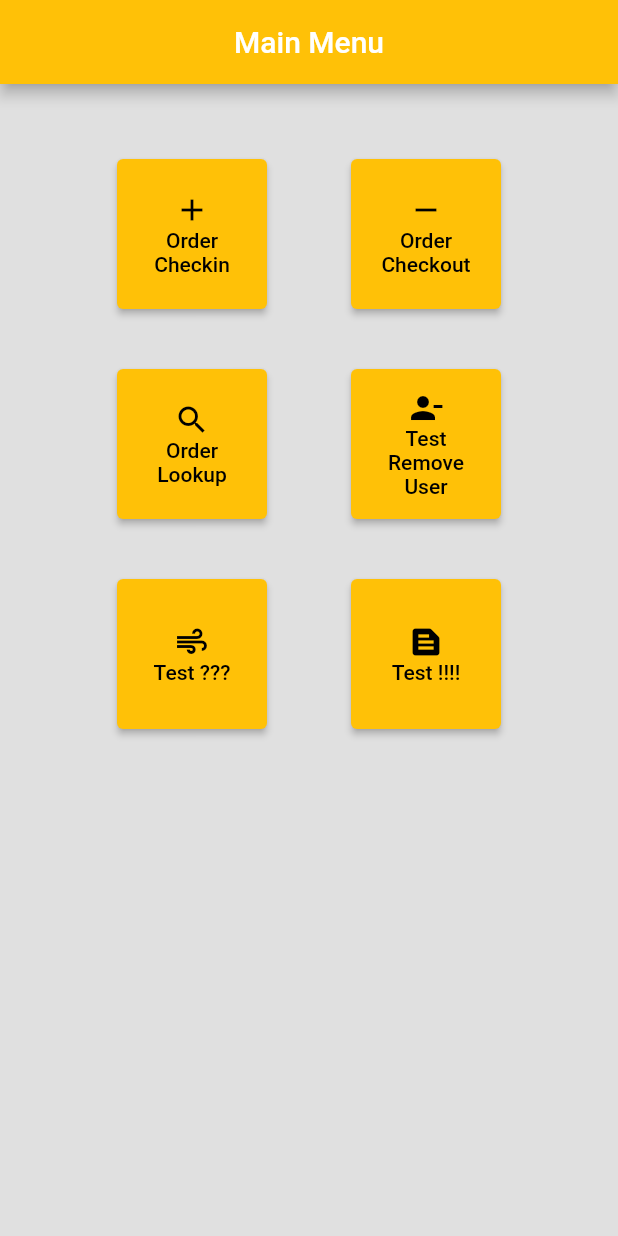
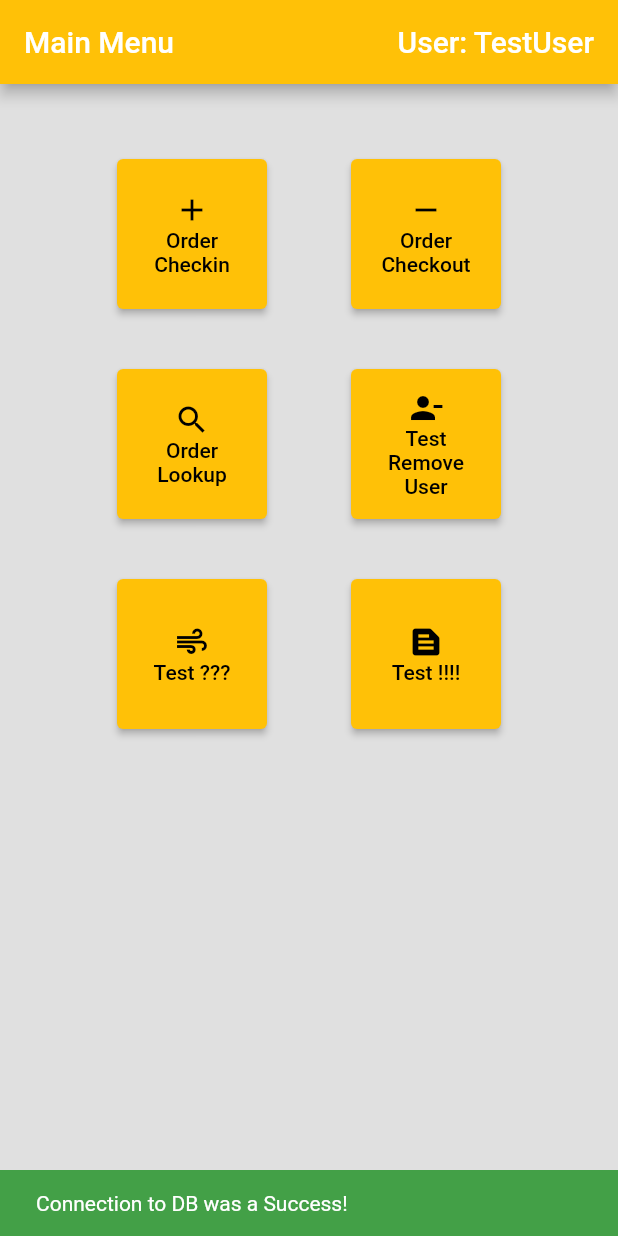
Before and after one commit to 4155-Software-Proj/swats, a Flutter app: the screen it shows after launch, after a tap on "Login", on a phone screen of 412 x 824 dp. Run offline on Flutter 3.47's test engine with Material 2 defaults, Android fonts, the light colour scheme and no system bars; our stand-ins replace flutter_spinkit; missing offline and left inert: mongo_dart.

Commit message:
Added DB connection strings, snackBar appears on login screen, login is still faked, will add in next revision. Added flutter sessions to manage user sessions.

```diff
--- a/lib/pages/loading.dart
+++ b/lib/pages/loading.dart
@@ -1,5 +1,7 @@
 import 'package:flutter/material.dart';
 import 'package:flutter_spinkit/flutter_spinkit.dart';
+//import 'package:mongo_dart/mongo_dart.dart';
+import 'package:swats/services/dbDriver.dart';
 
 class Loading extends StatefulWidget {
   const Loading({Key? key}) : super(key: key);
@@ -11,6 +13,16 @@ class Loading extends StatefulWidget {
 class _LoadingState extends State<Loading> {
   void fakeTime() async {
     //TODO: Establish Database connection here
+    DbDriver dbdriver = DbDriver("dbUser", "D84QoKqKke81CHoQ", "swats");
+    //await DbDriver.createConnection('dbUser', "D84QoKqKke81CHoQ", "swats");
+    await dbdriver.createConnection();
+    print('Successful Connection');
+    dbdriver.setCollection('swatsCustomers');
+    print('set DB successful');
+    var result = await dbdriver.findOneResult("Jimmy R Lynch & Sons Inc");
+    print( result );
+
+
     await Future.delayed(
         Duration(seconds: 5)); //TODO: Remove in prod, fake wait
 
--- a/lib/pages/login.dart
+++ b/lib/pages/login.dart
@@ -8,9 +8,28 @@ class Login extends StatefulWidget {
 }
 
 class _LoginState extends State<Login> {
+
+
+  @override
+  void initState() {
+    // TODO: implement initState
+    super.initState();
+
+    Future((){
+      final snackBar = SnackBar(
+        backgroundColor: Colors.green[600],
+        content: Text('Connection to DB was a Success!'))
+        ;
+      ScaffoldMessenger.of(context).showSnackBar(snackBar);
+    });
+
+  }
+
   @override
   Widget build(BuildContext context) {
+
     return Scaffold(
+
       appBar: AppBar(
         title: Text(
           'Login',
@@ -102,5 +121,6 @@ class _LoginState extends State<Login> {
         ),
       ),
     );
+
   }
 }
--- a/lib/pages/mainMenu.dart
+++ b/lib/pages/mainMenu.dart
@@ -16,7 +16,13 @@ class _MainMenuState extends State<MainMenu> {
       backgroundColor: Colors.grey[300],
       appBar: AppBar(
         backgroundColor: Colors.amber,
-        title: const Text('Main Menu'),
+        title: Row(
+          mainAxisAlignment: MainAxisAlignment.spaceBetween,
+          children: <Widget>[
+            Text('Main Menu'),
+            Text('User: TestUser'),
+          ],
+        ),
         centerTitle: true,
       ),
       body: SingleChildScrollView(
--- /dev/null
+++ b/lib/services/dbDriver.dart
@@ -0,0 +1,29 @@
+// ignore_for_file: file_names
+import 'package:mongo_dart/mongo_dart.dart';
+
+class DbDriver {
+  String username;
+  String password;
+  String database;
+  dynamic db;
+  dynamic collec;
+
+  DbDriver(this.username, this.password, this.database);
+
+  Future<dynamic> createConnection() async {
+    db = await Db.create(
+        "mongodb+srv://$username:$password@swatsdata.rqel5.mongodb.net/$database?retryWrites=true&w=majority");
+    await db.open();
+  }
+
+  Future<dynamic> setCollection(String coll) async {
+    collec = db.collection('swatsCustomers');
+  }
+
+  Future<dynamic> findOneResult(String field) async {
+    return await collec.findOne(where.eq("customerName", field));
+  }
+}
+// var db = await Db.create(
+    //     "mongodb+srv://$username:$password@swatsdata.rqel5.mongodb.net/$database?retryWrites=true&w=majority");
+    // await db.open();
--- a/pubspec.yaml
+++ b/pubspec.yaml
@@ -36,6 +36,7 @@ dependencies:
   cupertino_icons: ^1.0.2
   mongo_dart: ^0.7.2
   flutter_spinkit: ^5.1.0
+  flutter_session: ^0.1.1
 
 dev_dependencies:
   flutter_test:
```
Also changed, not shown: lib/main.dart (line endings or trailing spaces), pubspec.lock.
